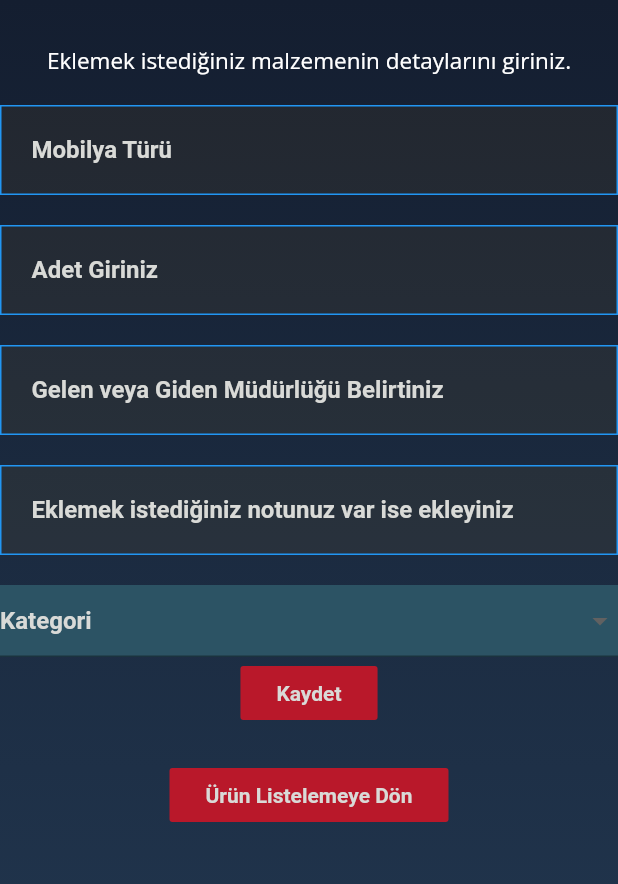
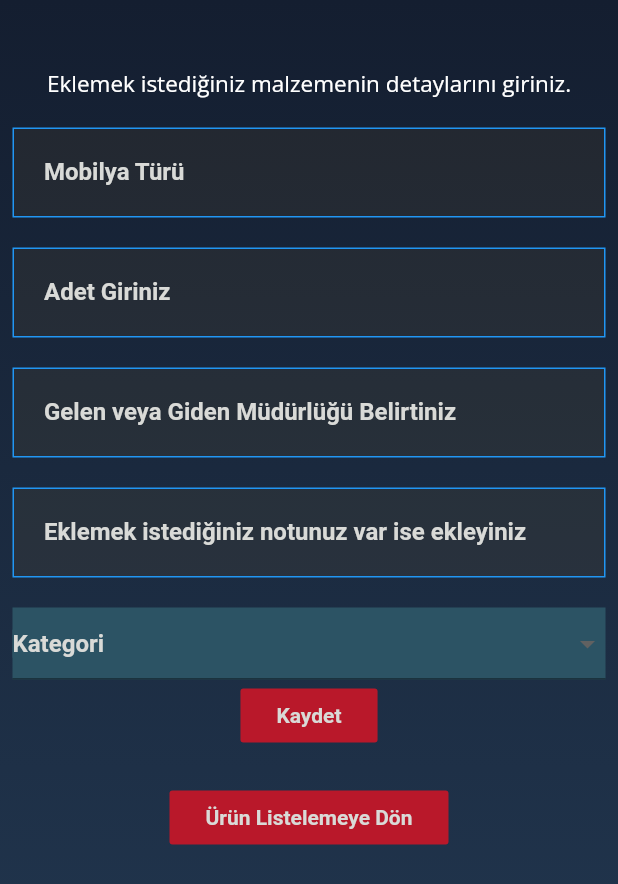
Before and after one commit to KrmKrks/ProjeQR, a Flutter app: the MalzemeEkleme screen opened directly, on a phone screen of 412 x 824 dp. Shown: the top 884 px of the screen. Run offline on Flutter 3.47's test engine with Material 2 defaults, Android fonts, the light colour scheme and no system bars; our stand-ins replace cloud_firestore, firebase_auth, firebase_core, firebase_storage, google_fonts, qr_flutter; accounts and stored records are empty.

Commit message:
render sorunu cözuldu

```diff
--- a/lib/Pages/malzeme_ekleme.dart
+++ b/lib/Pages/malzeme_ekleme.dart
@@ -63,6 +63,10 @@ class _MalzemeEklemeState extends State<MalzemeEkleme> {
   Widget build(BuildContext context) {
     return Scaffold(
       body: Container(
+        padding: EdgeInsets.symmetric(
+          vertical: MediaQuery.of(context).devicePixelRatio / 0.1,
+          horizontal: MediaQuery.of(context).devicePixelRatio / 0.18,
+        ),
         decoration: BoxDecoration(
           gradient: LinearGradient(
               begin: Alignment.topCenter,
@@ -72,7 +76,9 @@ class _MalzemeEklemeState extends State<MalzemeEkleme> {
                   : gradientLightMode),
         ),
         child: SafeArea(
-          child: Form(
+          child: ListView(
+            children: [
+              Form(
                 key: _formKey,
                 autovalidate: _autovalidate,
                 child: Column(
@@ -83,14 +89,15 @@ class _MalzemeEklemeState extends State<MalzemeEkleme> {
                     Text(
                       "Eklemek istediğiniz malzemenin detaylarını giriniz.",
                       textAlign: TextAlign.center,
-                  style:
-                      GoogleFonts.openSans(color: Colors.white, fontSize: 15),
+                      style: GoogleFonts.openSans(
+                          color: Colors.white, fontSize: 15),
                     ),
                     SizedBox(
                       height: 20,
                     ),
                     _buildTextFormField(
-                    mobilyaTuruController, "Mobilya Türü", context) as Widget,
+                            mobilyaTuruController, "Mobilya Türü", context)
+                        as Widget,
                     SizedBox(
                       height: 20,
                     ),
@@ -99,8 +106,10 @@ class _MalzemeEklemeState extends State<MalzemeEkleme> {
                     SizedBox(
                       height: 20,
                     ),
-                _buildTextFormField(mudurlukController,
-                    "Gelen veya Giden Müdürlüğü Belirtiniz", context) as Widget,
+                    _buildTextFormField(
+                        mudurlukController,
+                        "Gelen veya Giden Müdürlüğü Belirtiniz",
+                        context) as Widget,
                     SizedBox(
                       height: 20,
                     ),
@@ -120,7 +129,8 @@ class _MalzemeEklemeState extends State<MalzemeEkleme> {
                                 child: Text(
                                   value,
                                   style: TextStyle(
-                                color: Theme.of(context).colorScheme.primary,
+                                    color:
+                                        Theme.of(context).colorScheme.primary,
                                     fontFamily: 'Roboto',
                                   ),
                                 ),
@@ -209,6 +219,8 @@ class _MalzemeEklemeState extends State<MalzemeEkleme> {
                   ],
                 ),
               ),
+            ],
+          ),
         ),
       ),
     );
```
Lines whose indentation alone changed are shown as unchanged.
